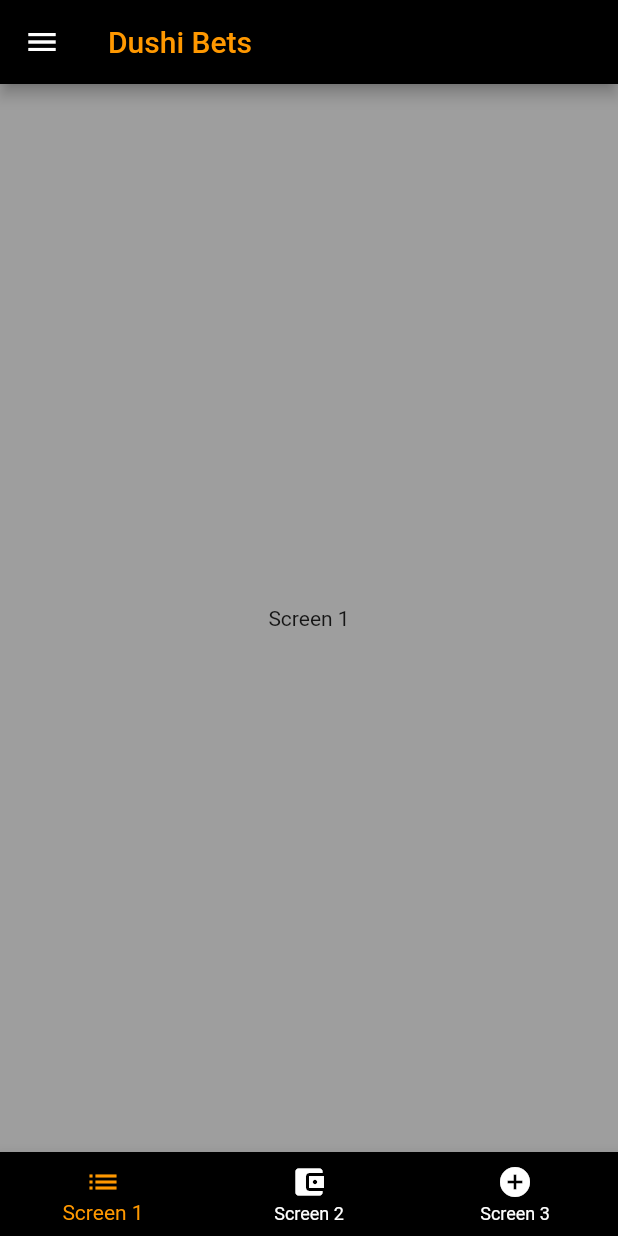
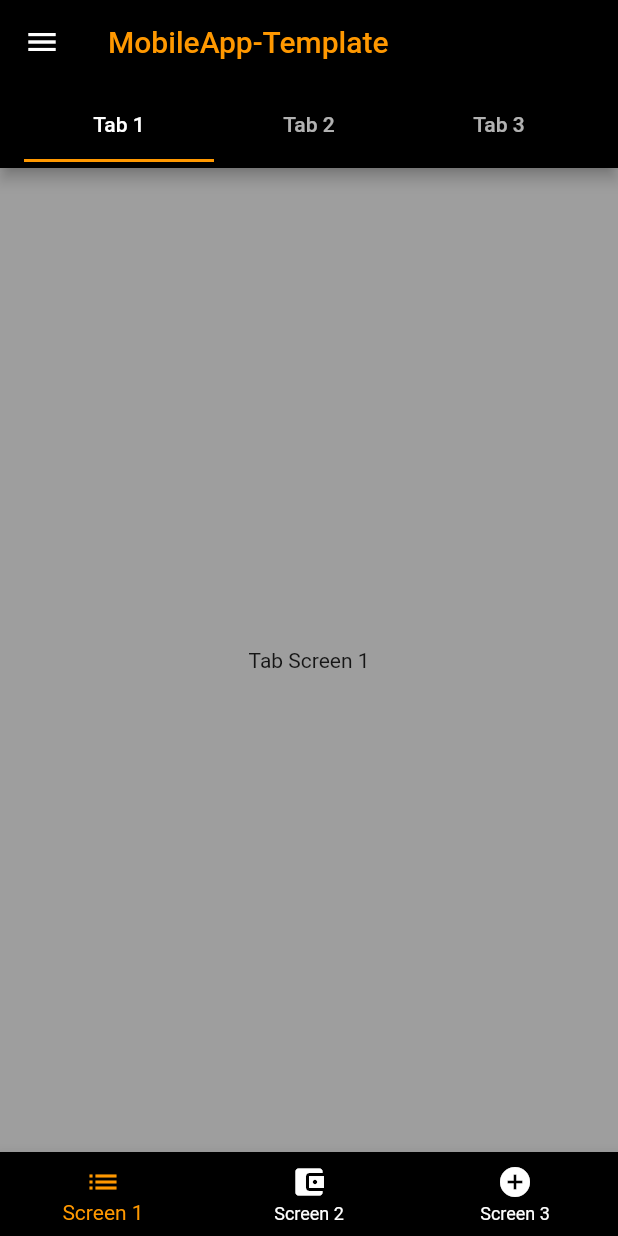
Before and after one commit to henmeh/mobileApp-template, a Flutter app: the screen it shows after launch, on a phone screen of 412 x 824 dp. Run offline on Flutter 3.47's test engine with Material 2 defaults, Android fonts, the phone set to English and light mode, and no system bars.

Commit message:
adding tabscreens

```diff
--- a/lib/main.dart
+++ b/lib/main.dart
@@ -1,9 +1,9 @@
-import './providers/markets.dart';
+//import './providers/markets.dart';
 import './screens/screen1_screen.dart';
 import './screens/screen3_screen.dart';
 import './screens/screen2_screen.dart';
 import './screens/tabs_screen.dart';
-import 'package:provider/provider.dart';
+//import 'package:provider/provider.dart';
 import 'package:flutter/material.dart';
 
 void main() async {
@@ -13,13 +13,14 @@ void main() async {
 class MyApp extends StatelessWidget {
   @override
   Widget build(BuildContext context) {
-    return MultiProvider(
-      providers: [
-        ChangeNotifierProvider.value(
-          value: ExampleProvider(),
-        ),
-      ],
-      child: MaterialApp(
+    return //MultiProvider(
+        //providers: [
+        //  ChangeNotifierProvider.value(
+        //    value: ExampleProvider(),
+        //  ),
+        //],
+        //child:
+        MaterialApp(
       title: 'moile_app_template',
       theme: ThemeData(
           errorColor: Colors.red,
@@ -42,7 +43,7 @@ class MyApp extends StatelessWidget {
         Screen2.routeName: (ctx) => Screen2(),
         Screen3.routeName: (ctx) => Screen3()
       },
-      ),
+      //),
     );
   }
 }
--- a/lib/screens/screen1_screen.dart
+++ b/lib/screens/screen1_screen.dart
@@ -1,7 +1,7 @@
-import '../widgets/showupwindow.dart';
-import '../widgets/errorwindow.dart';
 import 'package:flutter/material.dart';
-import 'package:provider/provider.dart';
+import '../screens/tabscreen2.dart';
+import '../screens/tabscreen3.dart';
+import '../screens/tabscreen1.dart';
 
 class Screen1 extends StatefulWidget {
   static const routeName = '/screen1';
@@ -13,10 +13,23 @@ class Screen1 extends StatefulWidget {
 class _Screen1State extends State<Screen1> {
   @override
   Widget build(BuildContext context) {
-    return Scaffold(
+    return DefaultTabController(
+      length: 3,
+      child: Scaffold(
+        appBar: AppBar(
+          title: TabBar(
+            tabs: [
+              Tab(text: "Tab 1"),
+              Tab(text: "Tab 2"),
+              Tab(text: "Tab 3"),
+            ],
+          ),
+        ),
         backgroundColor: Theme.of(context).backgroundColor,
-        body: Center(
-          child: Text("Screen 1"),
-        ));
+        body: TabBarView(
+          children: [TabScreen1(), TabScreen2(), TabScreen3()],
+        ),
+      ),
+    );
   }
 }
--- a/lib/screens/screen2_screen.dart
+++ b/lib/screens/screen2_screen.dart
@@ -1,7 +1,4 @@
-import '../widgets/showupwindow.dart';
-import '../widgets/errorwindow.dart';
 import 'package:flutter/material.dart';
-import 'package:provider/provider.dart';
 
 class Screen2 extends StatefulWidget {
   static const routeName = '/screen2';
--- a/lib/screens/screen3_screen.dart
+++ b/lib/screens/screen3_screen.dart
@@ -1,7 +1,4 @@
-import '../widgets/showupwindow.dart';
-import '../widgets/errorwindow.dart';
 import 'package:flutter/material.dart';
-import 'package:provider/provider.dart';
 
 class Screen3 extends StatefulWidget {
   static const routeName = '/screen3';
--- a/lib/screens/tabs_screen.dart
+++ b/lib/screens/tabs_screen.dart
@@ -39,7 +39,7 @@ class _TabsScreenState extends State<TabsScreen> {
       backgroundColor: Theme.of(context).backgroundColor,
       appBar: AppBar(
         title: Text(
-          "Dushi Bets",
+          "MobileApp-Template",
           style: TextStyle(color: Theme.of(context).accentColor),
         ),
       ),
--- /dev/null
+++ b/lib/screens/tabscreen1.dart
@@ -0,0 +1,10 @@
+import 'package:flutter/material.dart';
+
+class TabScreen1 extends StatelessWidget {
+  @override
+  Widget build(BuildContext context) {
+    return Center(
+      child: Text("Tab Screen 1"),
+    );
+  }
+}
--- /dev/null
+++ b/lib/screens/tabscreen2.dart
@@ -0,0 +1,10 @@
+import 'package:flutter/material.dart';
+
+class TabScreen2 extends StatelessWidget {
+  @override
+  Widget build(BuildContext context) {
+    return Center(
+      child: Text("Tab Screen 2"),
+    );
+  }
+}
--- /dev/null
+++ b/lib/screens/tabscreen3.dart
@@ -0,0 +1,10 @@
+import 'package:flutter/material.dart';
+
+class TabScreen3 extends StatelessWidget {
+  @override
+  Widget build(BuildContext context) {
+    return Center(
+      child: Text("Tab Screen 3"),
+    );
+  }
+}
--- a/lib/widgets/inputField.dart
+++ b/lib/widgets/inputField.dart
@@ -1,5 +1,4 @@
 import 'package:flutter/material.dart';
-import 'package:flutter/services.dart';
 
 inputField(
     {BuildContext ctx,
```
Lines whose indentation alone changed are shown as unchanged.
